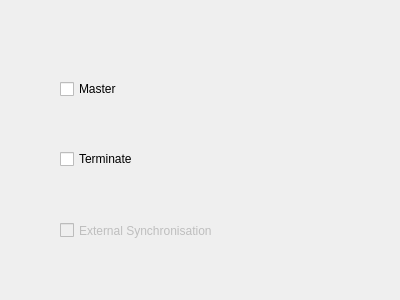
The window that qmesydaq/modulemasterpage.ui (flueke/qmesydaq) describes before a commit, drawn with Qt 5.
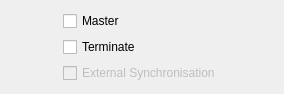
The same window after the commit.

Commit message:
Modify layout of ModuleMasterPage
- left and right space added

Diff of the .ui file:
```diff
--- a/qmesydaq/modulemasterpage.ui
+++ b/qmesydaq/modulemasterpage.ui
@@ -6,8 +6,8 @@
    <rect>
     <x>0</x>
     <y>0</y>
-    <width>400</width>
-    <height>300</height>
+    <width>284</width>
+    <height>90</height>
    </rect>
   </property>
   <property name="windowTitle">
@@ -19,48 +19,58 @@
   <property name="subTitle">
    <string>The module may be selected as master or slave. In the system is only one master allowed. The slaves may be terminated but one of the slaves must be terminated.</string>
   </property>
+  <layout class="QGridLayout" name="gridLayout">
+   <item row="0" column="1">
   <widget class="QCheckBox" name="masterCheckBox">
-   <property name="geometry">
-    <rect>
-     <x>60</x>
-     <y>80</y>
-     <width>73</width>
-     <height>18</height>
-    </rect>
-   </property>
    <property name="text">
     <string>Master</string>
    </property>
   </widget>
+   </item>
+   <item row="1" column="1">
   <widget class="QCheckBox" name="terminateCheckBox">
-   <property name="geometry">
-    <rect>
-     <x>60</x>
-     <y>150</y>
-     <width>73</width>
-     <height>18</height>
-    </rect>
-   </property>
    <property name="text">
     <string>Terminate</string>
    </property>
   </widget>
+   </item>
+   <item row="1" column="0">
+    <spacer name="horizontalSpacer">
+     <property name="orientation">
+      <enum>Qt::Horizontal</enum>
+     </property>
+     <property name="sizeHint" stdset="0">
+      <size>
+       <width>40</width>
+       <height>20</height>
+      </size>
+     </property>
+    </spacer>
+   </item>
+   <item row="2" column="1">
   <widget class="QCheckBox" name="externsyncCheckBox">
    <property name="enabled">
     <bool>false</bool>
    </property>
-   <property name="geometry">
-    <rect>
-     <x>60</x>
-     <y>220</y>
-     <width>171</width>
-     <height>21</height>
-    </rect>
-   </property>
    <property name="text">
     <string>External Synchronisation</string>
    </property>
   </widget>
+   </item>
+   <item row="1" column="2">
+    <spacer name="horizontalSpacer_2">
+     <property name="orientation">
+      <enum>Qt::Horizontal</enum>
+     </property>
+     <property name="sizeHint" stdset="0">
+      <size>
+       <width>40</width>
+       <height>20</height>
+      </size>
+     </property>
+    </spacer>
+   </item>
+  </layout>
  </widget>
  <resources/>
  <connections>
```
Lines whose indentation alone changed are shown as unchanged.
